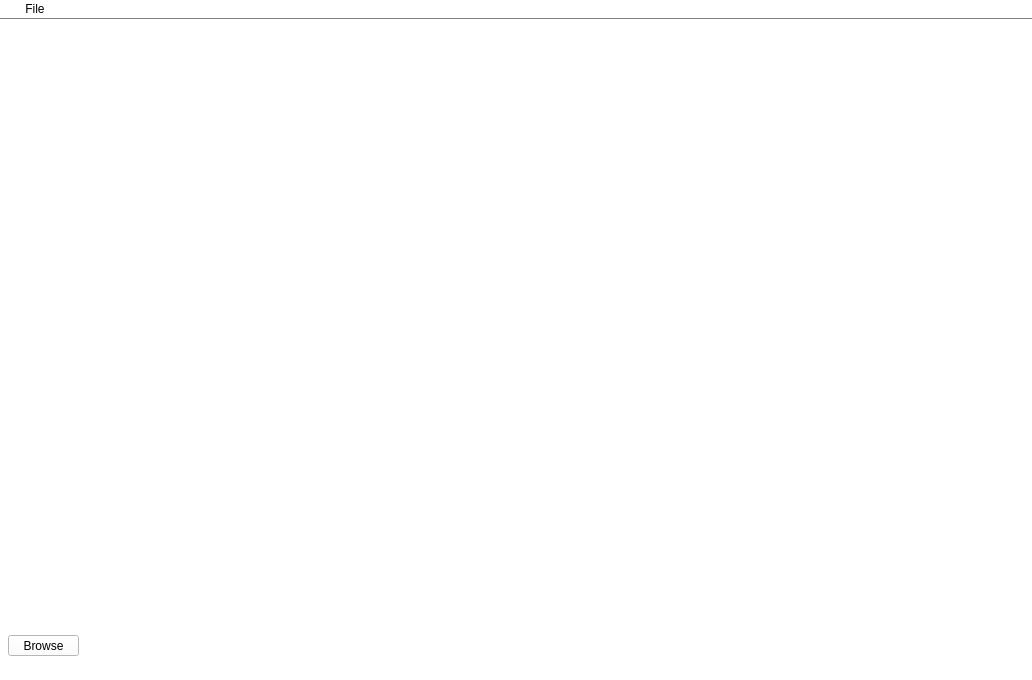
First picture: the form in windows/mainWindow.ui, repository Silyon/AG-Tool, before the edit.
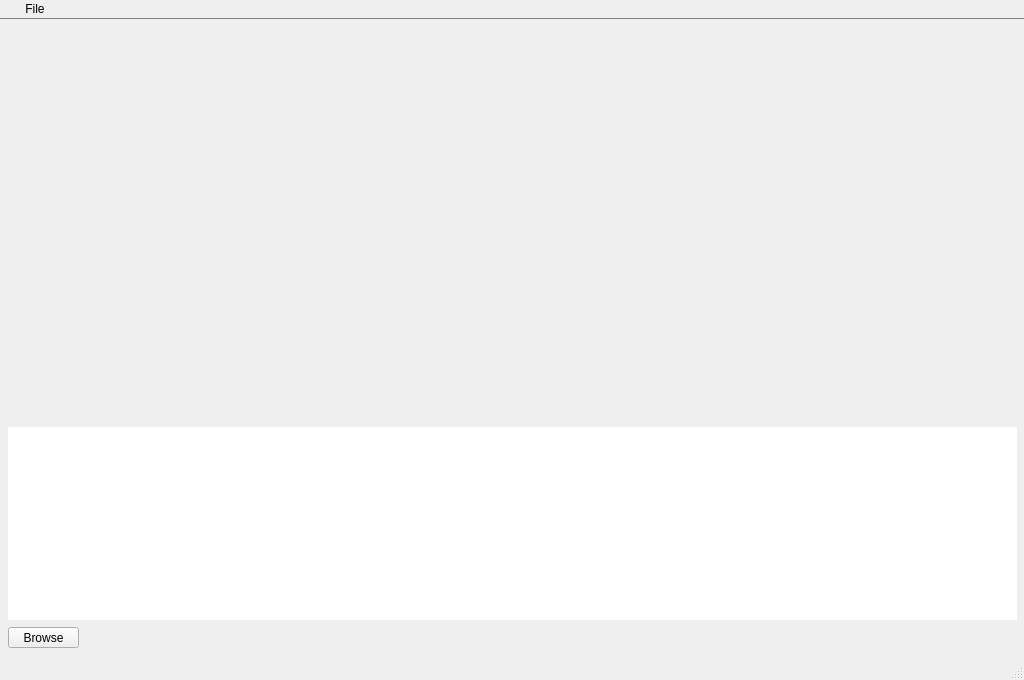
Second picture: the form after the edit. Icons and pictures are not drawn.

Commit message: Fixed a small bug with the table

```diff
--- a/windows/mainWindow.ui
+++ b/windows/mainWindow.ui
@@ -9,7 +9,7 @@
    <rect>
     <x>0</x>
     <y>0</y>
-    <width>1032</width>
+    <width>1024</width>
     <height>680</height>
    </rect>
   </property>
@@ -21,17 +21,39 @@
     <normaloff>../res/icon/icon.png</normaloff>../res/icon/icon.png</iconset>
   </property>
   <property name="styleSheet">
-   <string notr="true">background-color: rgb(255, 255, 255);</string>
+   <string notr="true"/>
   </property>
   <property name="locale">
    <locale language="English" country="UnitedKingdom"/>
   </property>
   <widget class="QWidget" name="centralwidget">
+   <widget class="QWidget" name="widget" native="true">
+    <property name="geometry">
+     <rect>
+      <x>0</x>
+      <y>400</y>
+      <width>1025</width>
+      <height>233</height>
+     </rect>
+    </property>
+    <widget class="QTableView" name="tableView">
+     <property name="geometry">
+      <rect>
+       <x>8</x>
+       <y>8</y>
+       <width>1009</width>
+       <height>193</height>
+      </rect>
+     </property>
+     <property name="styleSheet">
+      <string notr="true">border-style: none;</string>
+     </property>
+    </widget>
    <widget class="QPushButton" name="pushButton_2">
     <property name="geometry">
      <rect>
       <x>8</x>
-      <y>616</y>
+       <y>208</y>
       <width>71</width>
       <height>21</height>
      </rect>
@@ -40,18 +62,6 @@
      <string>Browse</string>
     </property>
    </widget>
-   <widget class="QTableView" name="tableView">
-    <property name="geometry">
-     <rect>
-      <x>8</x>
-      <y>408</y>
-      <width>1016</width>
-      <height>193</height>
-     </rect>
-    </property>
-    <property name="styleSheet">
-     <string notr="true">border-style: none;</string>
-    </property>
    </widget>
   </widget>
   <widget class="QStatusBar" name="statusbar"/>
@@ -60,7 +70,7 @@
     <rect>
      <x>0</x>
      <y>0</y>
-     <width>1032</width>
+     <width>1024</width>
      <height>21</height>
     </rect>
    </property>
```
Lines whose indentation alone changed are shown as unchanged. The commit also changes 2 other files.
